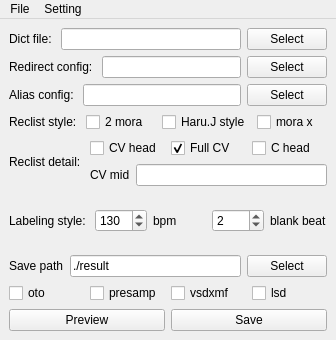
Above: ui_files/main_window.ui from RibosomeK/new_cvvc_generator before the change. Below: the same form after it.
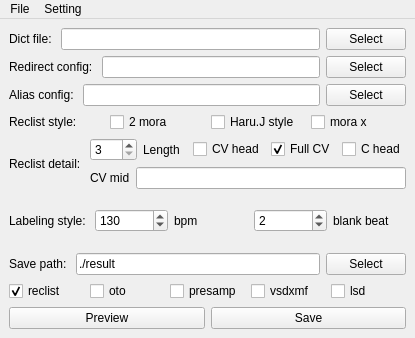
That is the form after the change.

```diff
--- a/ui_files/main_window.ui
+++ b/ui_files/main_window.ui
@@ -6,8 +6,8 @@
    <rect>
     <x>0</x>
     <y>0</y>
-    <width>336</width>
-    <height>340</height>
+    <width>415</width>
+    <height>338</height>
    </rect>
   </property>
   <property name="sizePolicy">
@@ -198,6 +198,23 @@
        <layout class="QVBoxLayout" name="reclist_detail_layout_a">
         <item>
          <layout class="QHBoxLayout" name="reclist_detail_layout_a1">
+          <item>
+           <widget class="QSpinBox" name="length_spinBox">
+            <property name="minimum">
+             <number>3</number>
+            </property>
+            <property name="maximum">
+             <number>100</number>
+            </property>
+           </widget>
+          </item>
+          <item>
+           <widget class="QLabel" name="length_label">
+            <property name="text">
+             <string>Length</string>
+            </property>
+           </widget>
+          </item>
           <item>
            <widget class="QCheckBox" name="cv_head_checkBox">
             <property name="locale">
@@ -332,7 +349,7 @@
          <locale language="English" country="UnitedStates"/>
         </property>
         <property name="text">
-         <string>Save path</string>
+         <string>Save path: </string>
         </property>
        </widget>
       </item>
@@ -366,6 +383,16 @@
     </item>
     <item>
      <layout class="QHBoxLayout" name="save_file_types_layout">
+      <item>
+       <widget class="QCheckBox" name="reclist_checkBox">
+        <property name="text">
+         <string>reclist</string>
+        </property>
+        <property name="checked">
+         <bool>true</bool>
+        </property>
+       </widget>
+      </item>
       <item>
        <widget class="QCheckBox" name="oto_checkBox">
         <property name="locale">
@@ -445,7 +472,7 @@
     <rect>
      <x>0</x>
      <y>0</y>
-     <width>336</width>
+     <width>415</width>
      <height>22</height>
     </rect>
    </property>
```
